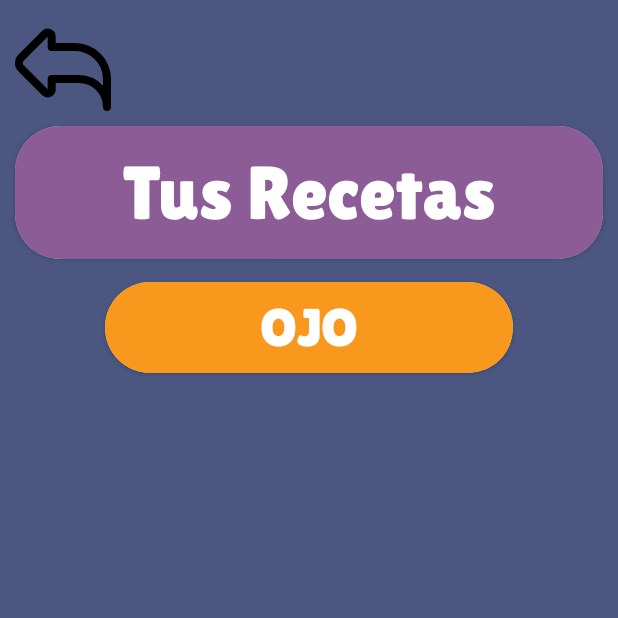
After one commit to Andrezuu/PoPiPa, an Android app: the RecetasUsuario screen opened directly, with no data from a screen before it, on a phone screen of 412 x 824 dp, the top half of it. The commit adds this screen. Run offline under Robolectric (Android 15) with nearby library versions, the phone set to English and light mode, and no system bars.

Commit message:
Pantalla de "Tus Recetas" y receta de la pantalla

```diff
--- a/app/src/main/AndroidManifest.xml
+++ b/app/src/main/AndroidManifest.xml
@@ -14,6 +14,9 @@
         android:supportsRtl="true"
         android:theme="@style/Theme.Popipa"
         tools:targetApi="31">
+        <activity
+            android:name=".RecetasUsuario"
+            android:exported="false" />
         <activity
             android:name=".MainMenuActivity"
             android:exported="false" />
--- a/app/src/main/java/com/example/popipa/MainMenuActivity.kt
+++ b/app/src/main/java/com/example/popipa/MainMenuActivity.kt
@@ -37,9 +37,13 @@ class MainMenuActivity : AppCompatActivity() {
         iniciarRecetaMenuRecyclerView()
 
     }
-
+    //Entrar en otras pantallas de la barra de abajo
     fun onPerfilButtonClicked(view: View) {
         val intent: Intent = Intent(context, PerfilUsuarioActivity::class.java)
+        startActivity(intent)
+    }
+    fun onRecetasUsuarioClicked(view: View){
+        val intent:Intent = Intent(this,RecetasUsuario::class.java)
         startActivity(intent)
     }
 
--- /dev/null
+++ b/app/src/main/java/com/example/popipa/RecetasUsuario.kt
@@ -0,0 +1,22 @@
+package com.example.popipa
+
+import android.content.Intent
+import androidx.appcompat.app.AppCompatActivity
+import android.os.Bundle
+import android.view.View
+import com.example.popipa.databinding.ActivityRecetasUsuarioBinding
+
+class RecetasUsuario : AppCompatActivity() {
+
+    private lateinit var binding:ActivityRecetasUsuarioBinding
+    override fun onCreate(savedInstanceState: Bundle?) {
+        super.onCreate(savedInstanceState)
+        binding = ActivityRecetasUsuarioBinding.inflate(layoutInflater)
+        setContentView(binding.root)
+    }
+    fun onVolverButtonClicked2(view: View) {
+        val intent = Intent(this, MainMenuActivity::class.java)
+        startActivity(intent)
+        finish()
+    }
+}
--- a/app/src/main/res/layout/activity_main_menu.xml
+++ b/app/src/main/res/layout/activity_main_menu.xml
@@ -122,7 +122,8 @@
             android:layout_gravity="center"
             android:layout_margin="10dp"
             android:layout_weight="1"
-            android:background="@drawable/refrigerador">
+            android:background="@drawable/refrigerador"
+            android:onClick="onRecetasUsuarioClicked">
 
         </ImageButton>
 
--- /dev/null
+++ b/app/src/main/res/layout/activity_recetas_usuario.xml
@@ -0,0 +1,84 @@
+<?xml version="1.0" encoding="utf-8"?>
+<androidx.constraintlayout.widget.ConstraintLayout xmlns:android="http://schemas.android.com/apk/res/android"
+    xmlns:app="http://schemas.android.com/apk/res-auto"
+    xmlns:tools="http://schemas.android.com/tools"
+    android:layout_width="match_parent"
+    android:layout_height="match_parent"
+    tools:context=".RecetasUsuario"
+    android:background="@color/blue">
+
+    <ImageButton
+        android:id="@+id/boton_volver2"
+        android:layout_width="64dp"
+        android:layout_height="64dp"
+        android:layout_margin="10dp"
+        android:background="@drawable/deshacer"
+        android:backgroundTint="@color/black"
+        android:onClick="onVolverButtonClicked2"
+        app:layout_constraintTop_toTopOf="parent"
+        app:layout_constraintLeft_toLeftOf="parent">
+    </ImageButton>
+    <androidx.cardview.widget.CardView
+        android:id="@+id/tus_recetas"
+        android:layout_width="match_parent"
+        android:layout_height="wrap_content"
+        android:layout_margin="10dp"
+        app:cardCornerRadius="30dp"
+        app:layout_constraintTop_toBottomOf="@id/boton_volver2">
+        <TextView
+            android:layout_width="match_parent"
+            android:layout_height="match_parent"
+            android:text="@string/tus_recetas"
+            android:background="@color/purple"
+            android:gravity="center"
+            android:textSize="50dp"
+            android:padding="15dp"
+            android:fontFamily="@font/lilita"
+            android:textColor="@color/white">
+        </TextView>
+    </androidx.cardview.widget.CardView>
+
+    <androidx.cardview.widget.CardView
+        android:id="@+id/ojo_recetas"
+        android:layout_width="match_parent"
+        android:layout_height="wrap_content"
+        android:layout_marginHorizontal="70dp"
+        android:layout_marginTop="15dp"
+        app:cardCornerRadius="30dp"
+        app:layout_constraintTop_toBottomOf="@id/tus_recetas"
+        app:layout_constraintLeft_toLeftOf="parent"
+        app:layout_constraintLeft_toRightOf="parent">
+
+        <TextView
+            android:layout_width="match_parent"
+            android:layout_height="match_parent"
+            android:text="@string/ojo"
+            android:background="@color/orange"
+            android:gravity="center"
+            android:textSize="35dp"
+            android:padding="10dp"
+            android:fontFamily="@font/lilita"
+            android:textColor="@color/white">
+        </TextView>
+    </androidx.cardview.widget.CardView>
+
+    <androidx.core.widget.NestedScrollView
+        android:layout_width="wrap_content"
+        android:layout_height="440dp"
+        app:layout_constraintEnd_toEndOf="parent"
+        app:layout_constraintStart_toStartOf="parent"
+        app:layout_constraintTop_toBottomOf="@+id/ojo_recetas">
+
+        <androidx.recyclerview.widget.RecyclerView
+            android:id="@+id/recycler_tusRecetas"
+            android:layout_width="wrap_content"
+            android:layout_height="match_parent"
+            android:layout_marginTop="20dp"
+            tools:listitem="@layout/item_receta_usuario">
+
+        </androidx.recyclerview.widget.RecyclerView>
+
+
+    </androidx.core.widget.NestedScrollView>
+
+</androidx.constraintlayout.widget.ConstraintLayout>
--- a/app/src/main/res/values/strings.xml
+++ b/app/src/main/res/values/strings.xml
@@ -10,5 +10,6 @@
     <string name="apellidos">Apellidos</string>
     <string name="nombres">Nombres</string>
     <string name="pocket_nchef">Pocket\nChef</string>
-
+    <string name="tus_recetas">Tus Recetas</string>
+    <string name="ojo">OJO</string>
 </resources>
```
